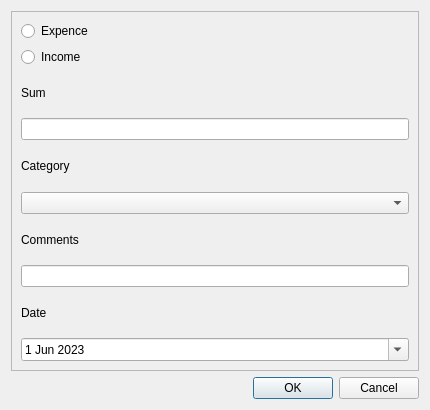
The window that ui/NewTransactionDialog.ui (imshahastam/budget_tracker_pyqt5) describes before a commit, drawn with Qt 5.
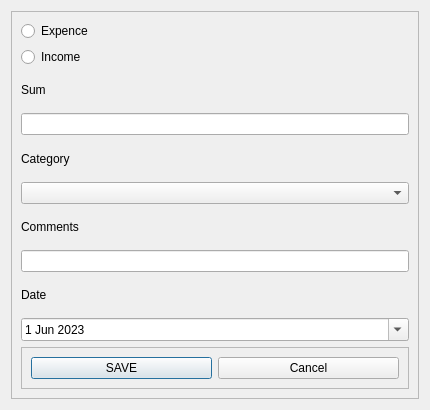
The same window after the commit.

Commit message: saving new transactions in db

Patch:
```diff
--- a/ui/NewTransactionDialog.ui
+++ b/ui/NewTransactionDialog.ui
@@ -124,19 +124,35 @@
         </property>
        </widget>
       </item>
+      <item>
+       <widget class="QFrame" name="frame_2">
+        <property name="frameShape">
+         <enum>QFrame::StyledPanel</enum>
+        </property>
+        <property name="frameShadow">
+         <enum>QFrame::Raised</enum>
+        </property>
+        <layout class="QHBoxLayout" name="horizontalLayout">
+         <item>
+          <widget class="QPushButton" name="btnSaveTransaction">
+           <property name="text">
+            <string>SAVE</string>
+           </property>
+          </widget>
+         </item>
+         <item>
+          <widget class="QPushButton" name="pushButton_2">
+           <property name="text">
+            <string>Cancel</string>
+           </property>
+          </widget>
+         </item>
+        </layout>
+       </widget>
+      </item>
      </layout>
     </widget>
    </item>
-   <item>
-    <widget class="QDialogButtonBox" name="buttonBox">
-     <property name="orientation">
-      <enum>Qt::Horizontal</enum>
-     </property>
-     <property name="standardButtons">
-      <set>QDialogButtonBox::Cancel|QDialogButtonBox::Ok</set>
-     </property>
-    </widget>
-   </item>
   </layout>
  </widget>
  <resources/>
```
Left out of the diff: 4 changed lines with no effect on the pictures. The commit also changes 4 other files.
